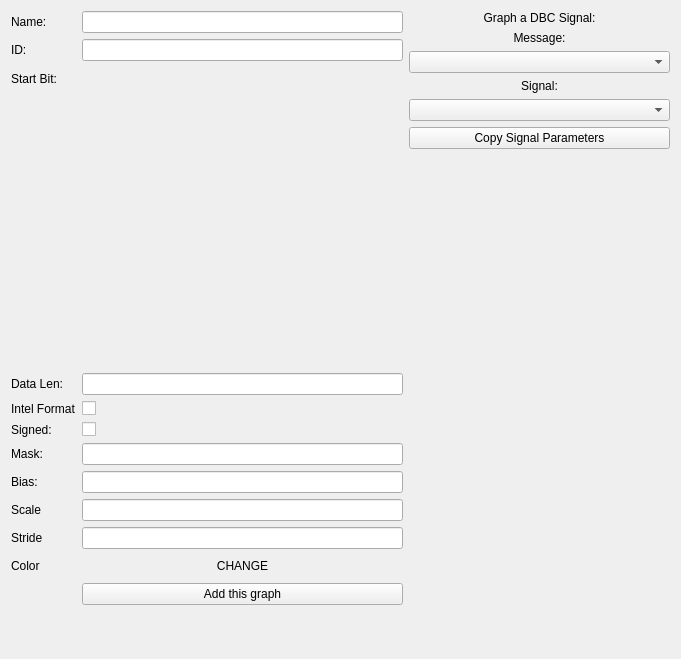
Qt form ui/newgraphdialog.ui (collin80/SavvyCAN) before a commit.
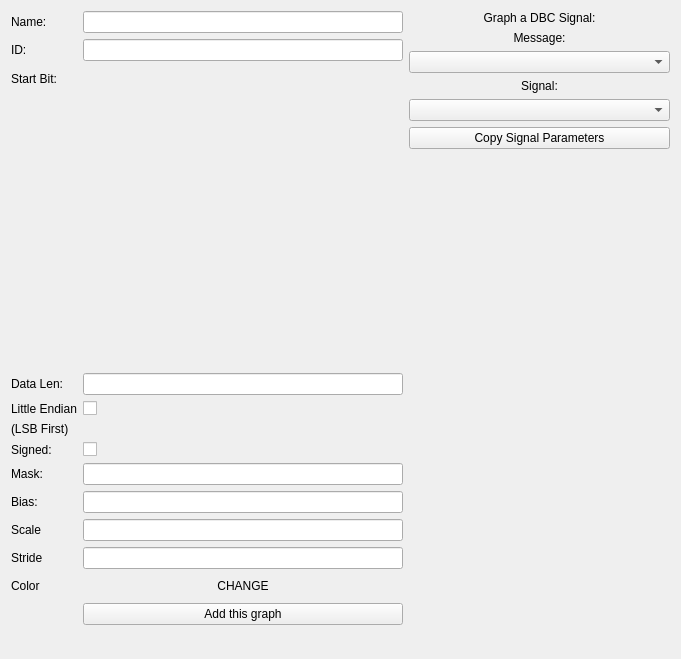
The same form after that commit. Custom widgets are drawn as their Qt base class.

Commit message: Changed description of little endian mode to hopefully be more clear to more people.

```diff
--- a/ui/newgraphdialog.ui
+++ b/ui/newgraphdialog.ui
@@ -35,21 +35,21 @@
          </property>
         </widget>
        </item>
-       <item row="5" column="0">
+       <item row="6" column="0">
         <widget class="QLabel" name="label_3">
          <property name="text">
           <string>Signed:</string>
          </property>
         </widget>
        </item>
-       <item row="5" column="1">
+       <item row="6" column="1">
         <widget class="QCheckBox" name="cbSigned">
          <property name="text">
           <string/>
          </property>
         </widget>
        </item>
-       <item row="6" column="0">
+       <item row="7" column="0">
         <widget class="QLabel" name="label_4">
          <property name="frameShape">
           <enum>QFrame::NoFrame</enum>
@@ -59,47 +59,47 @@
          </property>
         </widget>
        </item>
-       <item row="6" column="1">
+       <item row="7" column="1">
         <widget class="QLineEdit" name="txtMask"/>
        </item>
-       <item row="7" column="0">
+       <item row="8" column="0">
         <widget class="QLabel" name="label_5">
          <property name="text">
           <string>Bias:</string>
          </property>
         </widget>
        </item>
-       <item row="7" column="1">
+       <item row="8" column="1">
         <widget class="QLineEdit" name="txtBias"/>
        </item>
-       <item row="8" column="0">
+       <item row="9" column="0">
         <widget class="QLabel" name="label_6">
          <property name="text">
           <string>Scale</string>
          </property>
         </widget>
        </item>
-       <item row="8" column="1">
+       <item row="9" column="1">
         <widget class="QLineEdit" name="txtScale"/>
        </item>
-       <item row="9" column="0">
+       <item row="10" column="0">
         <widget class="QLabel" name="label_7">
          <property name="text">
           <string>Stride</string>
          </property>
         </widget>
        </item>
-       <item row="9" column="1">
+       <item row="10" column="1">
         <widget class="QLineEdit" name="txtStride"/>
        </item>
-       <item row="10" column="0">
+       <item row="11" column="0">
         <widget class="QLabel" name="label_8">
          <property name="text">
           <string>Color</string>
          </property>
         </widget>
        </item>
-       <item row="10" column="1">
+       <item row="11" column="1">
         <widget class="QPushButton" name="colorSwatch">
          <property name="autoFillBackground">
           <bool>true</bool>
@@ -112,7 +112,7 @@
          </property>
         </widget>
        </item>
-       <item row="11" column="1">
+       <item row="12" column="1">
         <widget class="QPushButton" name="btnAddGraph">
          <property name="text">
           <string>Add this graph</string>
@@ -148,7 +148,7 @@
        <item row="4" column="0">
         <widget class="QLabel" name="label_13">
          <property name="text">
-          <string>Intel Format</string>
+          <string>Little Endian</string>
          </property>
         </widget>
        </item>
@@ -169,6 +169,13 @@
        <item row="3" column="1">
         <widget class="QLineEdit" name="txtDataLen"/>
        </item>
+       <item row="5" column="0">
+        <widget class="QLabel" name="label_15">
+         <property name="text">
+          <string>(LSB First)</string>
+         </property>
+        </widget>
+       </item>
       </layout>
      </item>
      <item>
```
The commit also changes 1 other file.
